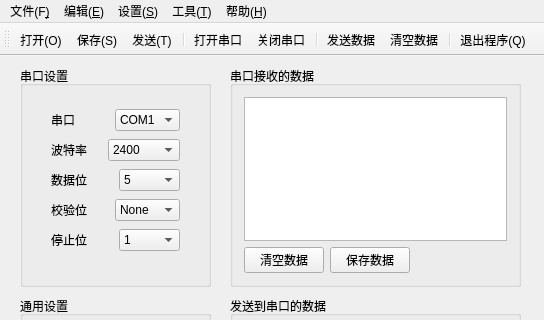
Before: the Qt Designer form mainwindow.ui in gymmer/SerialDebuggingAssistant, drawn with Qt 5; both pictures show x 0 to 544 and y 0 to 320 of the 544 by 492 pixel window.
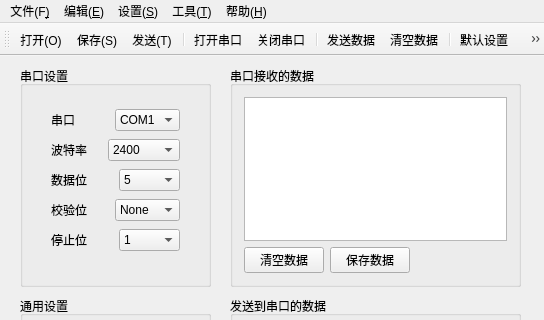
After: the same form once the commit is applied. Icons and pictures are not drawn.

Patch:
```diff
--- a/mainwindow.ui
+++ b/mainwindow.ui
@@ -488,6 +488,9 @@
    <addaction name="action_send_data"/>
    <addaction name="action_clear_data"/>
    <addaction name="separator"/>
+   <addaction name="action_default_setting"/>
+   <addaction name="action_reset_setting"/>
+   <addaction name="separator"/>
    <addaction name="action_quit"/>
   </widget>
   <widget class="QStatusBar" name="statusBar"/>
@@ -584,6 +587,24 @@
     <string>发送文件</string>
    </property>
   </action>
+  <action name="action_default_setting">
+   <property name="icon">
+    <iconset resource="source.qrc">
+     <normaloff>:/new/toolBar_PNG/image/default_setting.png</normaloff>:/new/toolBar_PNG/image/default_setting.png</iconset>
+   </property>
+   <property name="text">
+    <string>默认设置</string>
+   </property>
+  </action>
+  <action name="action_reset_setting">
+   <property name="icon">
+    <iconset resource="source.qrc">
+     <normaloff>:/new/toolBar_PNG/image/reset_setting.png</normaloff>:/new/toolBar_PNG/image/reset_setting.png</iconset>
+   </property>
+   <property name="text">
+    <string>恢复默认</string>
+   </property>
+  </action>
  </widget>
  <layoutdefault spacing="6" margin="11"/>
  <resources>
```
Left out of the diff: 34 changed lines with no effect on the pictures.
